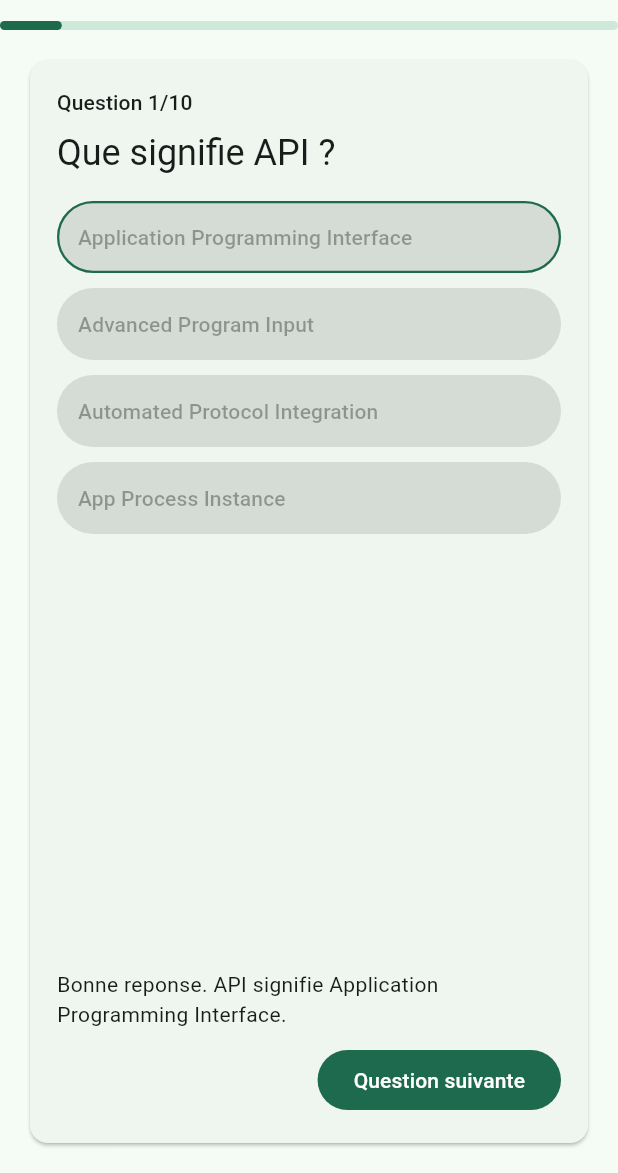
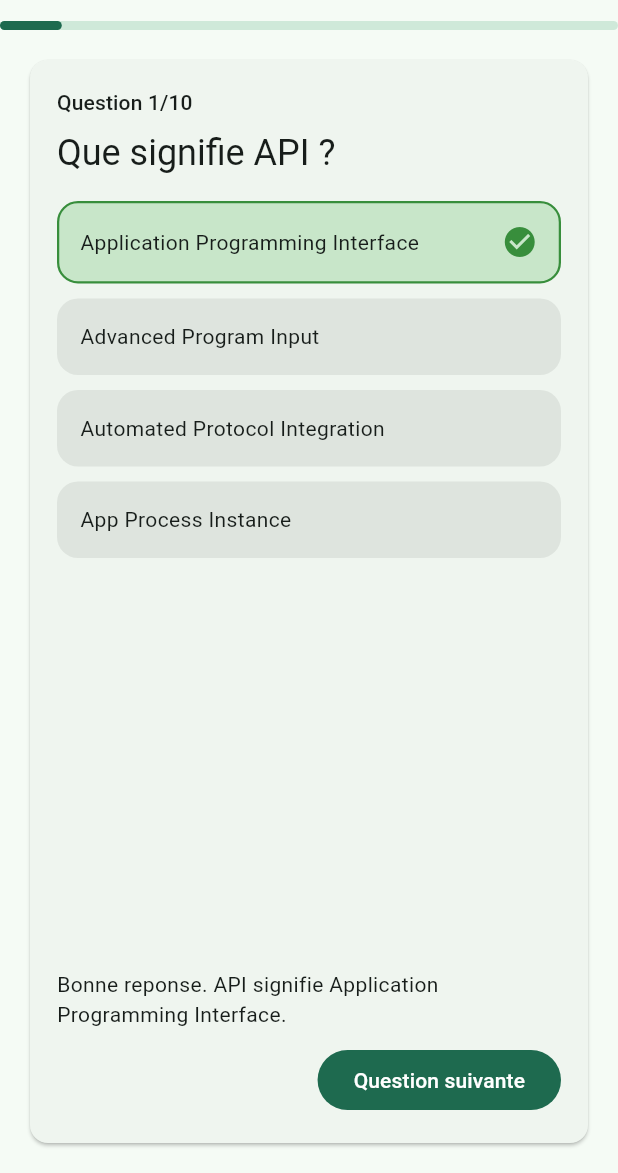
Before and after one commit to LeuzThiam/SwipeIQ, a Flutter app: the screen it shows after launch, after a tap on "Application Programming Interface", on a phone screen of 412 x 824 dp, the part 63-1236 px from its top. Run offline on Flutter 3.47's test engine with Material 3 defaults, Android fonts, the phone set to English and light mode, and no system bars.

Commit message:
feat: ameliorer le feedback visuel et la streak

```diff
--- a/mobile/lib/ui/feed/feed_page.dart
+++ b/mobile/lib/ui/feed/feed_page.dart
@@ -1,4 +1,5 @@
 import 'package:flutter/material.dart';
+import 'package:flutter/services.dart';
 
 import '../../core/config/app_config.dart';
 import '../../data/sources/fallback_question_source.dart';
@@ -110,6 +111,8 @@ class _FeedPageState extends State<FeedPage> {
       _currentStreak = nextStreak;
       _bestStreak = nextBestStreak;
     });
+
+    _triggerHapticFeedback(isCorrect);
   }
 
   String _feedbackForQuestion(int index) {
@@ -119,7 +122,20 @@ class _FeedPageState extends State<FeedPage> {
     if (selected == question.answer) {
       return 'Bonne reponse. ${question.explanation}';
     }
-    return 'Mauvaise reponse. ${question.explanation}';
+    final goodChoice = question.choices[question.answer];
+    return 'Mauvaise reponse. Bonne reponse: $goodChoice. ${question.explanation}';
+  }
+
+  Future<void> _triggerHapticFeedback(bool isCorrect) async {
+    try {
+      if (isCorrect) {
+        await HapticFeedback.lightImpact();
+      } else {
+        await HapticFeedback.mediumImpact();
+      }
+    } catch (_) {
+      // Ignore haptic errors on unsupported platforms.
+    }
   }
 
   Future<void> _goToNextQuestion(int currentIndex) async {
@@ -193,7 +209,21 @@ class _FeedPageState extends State<FeedPage> {
           ),
           Padding(
             padding: const EdgeInsets.only(right: 16),
-            child: Center(child: Text('Streak $_currentStreak')),
+            child: Center(
+              child: AnimatedSwitcher(
+                duration: const Duration(milliseconds: 220),
+                transitionBuilder: (child, animation) {
+                  return ScaleTransition(
+                    scale: Tween<double>(begin: 0.9, end: 1).animate(animation),
+                    child: child,
+                  );
+                },
+                child: Text(
+                  'Streak $_currentStreak',
+                  key: ValueKey<int>(_currentStreak),
+                ),
+              ),
+            ),
           ),
         ],
         bottom: PreferredSize(
--- a/mobile/lib/ui/feed/widgets/question_card.dart
+++ b/mobile/lib/ui/feed/widgets/question_card.dart
@@ -26,6 +26,53 @@ class QuestionCard extends StatelessWidget {
   final VoidCallback onNextPressed;
   final bool isLastQuestion;
 
+  bool _isCorrectOption(int index) => index == question.answer;
+  bool _isWrongSelectedOption(int index) =>
+      selectedChoice == index && selectedChoice != question.answer;
+
+  Color _choiceBackgroundColor(ThemeData theme, int index) {
+    if (!isLocked) {
+      return selectedChoice == index
+          ? theme.colorScheme.primaryContainer
+          : theme.colorScheme.surfaceContainerHighest;
+    }
+    if (_isCorrectOption(index)) {
+      return Colors.green.shade100;
+    }
+    if (_isWrongSelectedOption(index)) {
+      return Colors.red.shade100;
+    }
+    return theme.colorScheme.surfaceContainerHighest;
+  }
+
+  Color _choiceBorderColor(ThemeData theme, int index) {
+    if (!isLocked) {
+      return selectedChoice == index
+          ? theme.colorScheme.primary
+          : Colors.transparent;
+    }
+    if (_isCorrectOption(index)) {
+      return Colors.green.shade700;
+    }
+    if (_isWrongSelectedOption(index)) {
+      return Colors.red.shade700;
+    }
+    return Colors.transparent;
+  }
+
+  IconData? _choiceIcon(int index) {
+    if (!isLocked) return null;
+    if (_isCorrectOption(index)) return Icons.check_circle;
+    if (_isWrongSelectedOption(index)) return Icons.cancel;
+    return null;
+  }
+
+  Color _choiceIconColor(int index) {
+    if (_isCorrectOption(index)) return Colors.green.shade700;
+    if (_isWrongSelectedOption(index)) return Colors.red.shade700;
+    return Colors.transparent;
+  }
+
   @override
   Widget build(BuildContext context) {
     final theme = Theme.of(context);
@@ -50,33 +97,54 @@ class QuestionCard extends StatelessWidget {
                     itemCount: question.choices.length,
                     separatorBuilder: (_, _) => const SizedBox(height: 10),
                     itemBuilder: (context, index) {
-                      final isSelected = selectedChoice == index;
-                      return FilledButton.tonal(
-                        onPressed: isLocked
-                            ? null
-                            : () => onChoiceSelected(index),
-                        style: FilledButton.styleFrom(
-                          alignment: Alignment.centerLeft,
-                          side: BorderSide(
-                            color: isSelected
-                                ? theme.colorScheme.primary
-                                : Colors.transparent,
+                      return AnimatedContainer(
+                        duration: const Duration(milliseconds: 220),
+                        curve: Curves.easeOutCubic,
+                        decoration: BoxDecoration(
+                          color: _choiceBackgroundColor(theme, index),
+                          borderRadius: BorderRadius.circular(14),
+                          border: Border.all(
+                            color: _choiceBorderColor(theme, index),
                             width: 1.5,
                           ),
-                          padding: const EdgeInsets.symmetric(
-                            horizontal: 14,
-                            vertical: 14,
+                        ),
+                        child: Material(
+                          color: Colors.transparent,
+                          child: InkWell(
+                            borderRadius: BorderRadius.circular(14),
+                            onTap: () => onChoiceSelected(index),
+                            child: Padding(
+                              padding: const EdgeInsets.symmetric(
+                                horizontal: 14,
+                                vertical: 14,
+                              ),
+                              child: Row(
+                                children: [
+                                  Expanded(
+                                    child: Text(question.choices[index]),
+                                  ),
+                                  if (_choiceIcon(index) case final icon?)
+                                    Icon(icon, color: _choiceIconColor(index)),
+                                ],
+                              ),
+                            ),
                           ),
                         ),
-                        child: Text(question.choices[index]),
                       );
                     },
                   ),
                 ),
-                if (feedbackText.isNotEmpty) ...[
-                  const SizedBox(height: 10),
-                  Text(feedbackText, style: theme.textTheme.bodyMedium),
-                ],
+                const SizedBox(height: 10),
+                AnimatedSwitcher(
+                  duration: const Duration(milliseconds: 220),
+                  child: feedbackText.isEmpty
+                      ? const SizedBox.shrink()
+                      : Text(
+                          feedbackText,
+                          key: ValueKey(feedbackText),
+                          style: theme.textTheme.bodyMedium,
+                        ),
+                ),
                 const SizedBox(height: 10),
                 if (isLocked)
                   Align(
```
Also changed, not shown: 1 other file.
